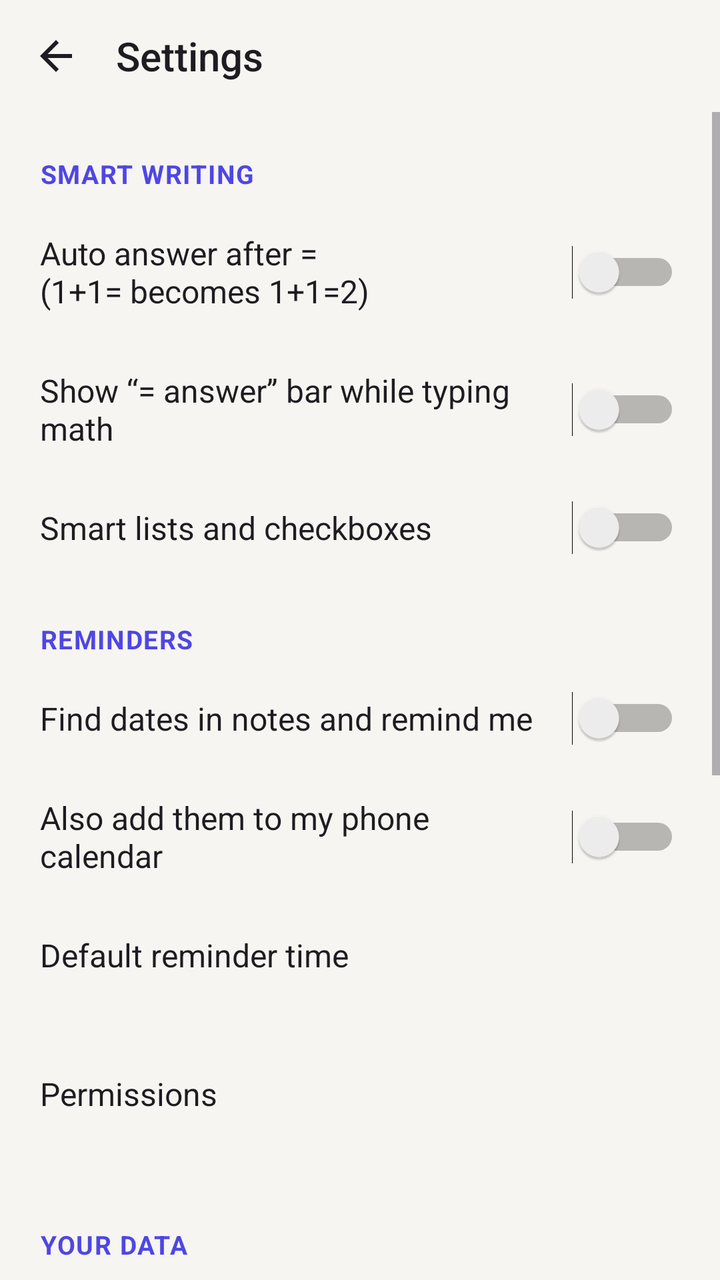
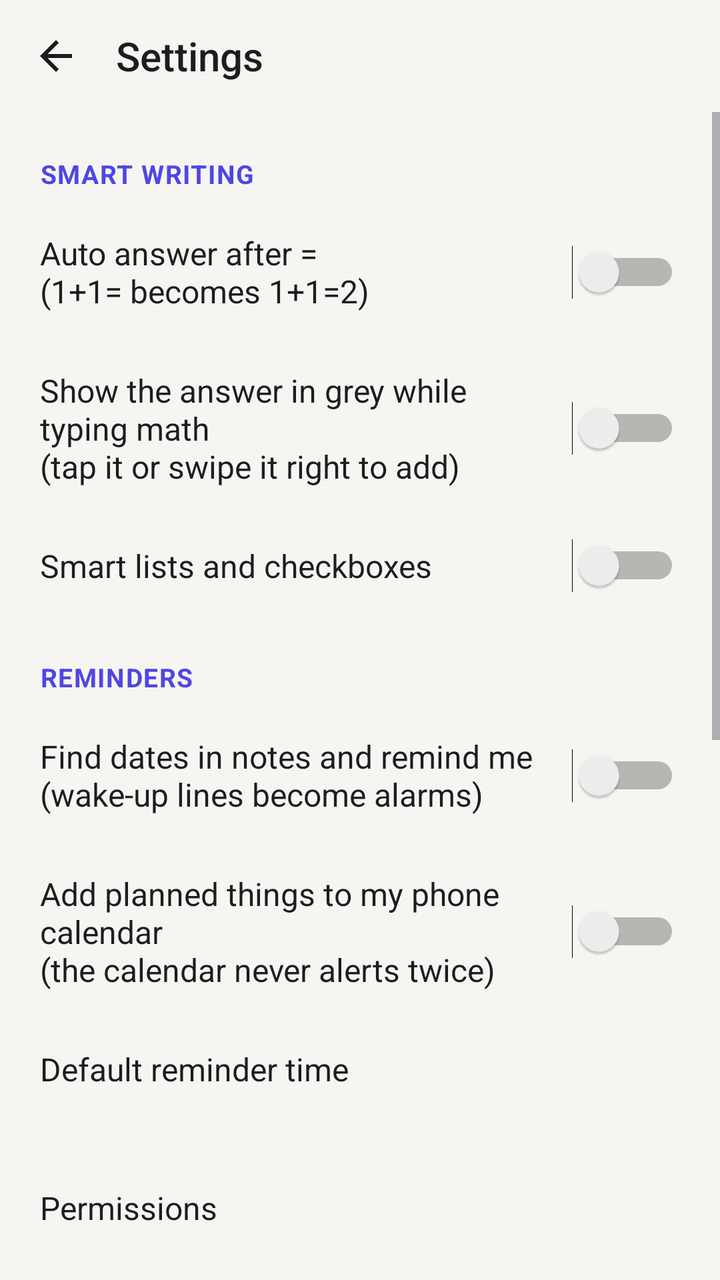

Before-and-after screenshots of an Android layout around one commit, followed by the original layout XML and the change that was made.
<!-- AndroidManifest.xml: application theme AppTheme -->
<!-- res/layout/activity_settings.xml -->
<?xml version="1.0" encoding="utf-8"?>
<LinearLayout xmlns:android="http://schemas.android.com/apk/res/android"
    android:layout_width="match_parent"
    android:layout_height="match_parent"
    android:background="@color/bg"
    android:orientation="vertical">

    <LinearLayout
        android:layout_width="match_parent"
        android:layout_height="56dp"
        android:gravity="center_vertical"
        android:orientation="horizontal"
        android:paddingStart="6dp">

        <ImageButton
            android:id="@+id/btn_back"
            style="@style/IconButton"
            android:contentDescription="Back"
            android:src="@drawable/ic_back" />

        <TextView
            android:layout_width="wrap_content"
            android:layout_height="wrap_content"
            android:layout_marginStart="8dp"
            android:fontFamily="sans-serif-medium"
            android:text="Settings"
            android:textColor="@color/text"
            android:textSize="20sp" />
    </LinearLayout>

    <ScrollView
        android:layout_width="match_parent"
        android:layout_height="match_parent">

        <LinearLayout
            android:layout_width="match_parent"
            android:layout_height="wrap_content"
            android:orientation="vertical"
            android:paddingBottom="40dp">

            <TextView style="@style/SettingsHeader" android:text="SMART WRITING" />

            <Switch
                android:id="@+id/sw_auto_math"
                style="@style/SettingsSwitch"
                android:text="Auto answer after =\n(1+1= becomes 1+1=2)" />

            <Switch
                android:id="@+id/sw_math_suggest"
                style="@style/SettingsSwitch"
                android:text="Show “= answer” bar while typing math" />

            <Switch
                android:id="@+id/sw_smart_lists"
                style="@style/SettingsSwitch"
                android:text="Smart lists and checkboxes" />

            <TextView style="@style/SettingsHeader" android:text="REMINDERS" />

            <Switch
                android:id="@+id/sw_auto_reminders"
                style="@style/SettingsSwitch"
                android:text="Find dates in notes and remind me" />

            <Switch
                android:id="@+id/sw_calendar"
                style="@style/SettingsSwitch"
                android:text="Also add them to my phone calendar" />

            <LinearLayout android:id="@+id/row_default_time" style="@style/SettingsRow">
                <TextView style="@style/SettingsTitle" android:text="Default reminder time" />
                <TextView android:id="@+id/txt_default_time" style="@style/SettingsSub" />
            </LinearLayout>

            <LinearLayout android:id="@+id/row_permissions" style="@style/SettingsRow">
                <TextView style="@style/SettingsTitle" android:text="Permissions" />
                <TextView android:id="@+id/txt_permissions" style="@style/SettingsSub" />
            </LinearLayout>

            <LinearLayout android:id="@+id/row_exact" style="@style/SettingsRow" android:visibility="gone">
                <TextView style="@style/SettingsTitle" android:text="Allow on-time alarms" />
                <TextView style="@style/SettingsSub"
                    android:text="Your phone may deliver reminders a few minutes late. Tap to allow exact alarms." />
            </LinearLayout>

            <TextView style="@style/SettingsHeader" android:text="YOUR DATA" />

            <LinearLayout style="@style/SettingsRow" android:clickable="false">
                <TextView style="@style/SettingsTitle" android:text="Storage" />
                <TextView android:id="@+id/txt_storage" style="@style/SettingsSub" />
            </LinearLayout>

            <LinearLayout android:id="@+id/row_export" style="@style/SettingsRow">
                <TextView style="@style/SettingsTitle" android:text="Export backup" />
                <TextView style="@style/SettingsSub"
                    android:text="Save all notes to a file (Downloads, Drive…). Good before changing phones." />
            </LinearLayout>

            <LinearLayout android:id="@+id/row_import" style="@style/SettingsRow">
                <TextView style="@style/SettingsTitle" android:text="Restore from backup" />
                <TextView style="@style/SettingsSub" android:text="Bring notes back from a backup file." />
            </LinearLayout>

            <LinearLayout android:id="@+id/row_delete_all" style="@style/SettingsRow">
                <TextView style="@style/SettingsTitle" android:text="Delete all data" android:textColor="@color/danger" />
                <TextView style="@style/SettingsSub"
                    android:text="Erase every note, reminder and setting from this phone." />
            </LinearLayout>

            <TextView style="@style/SettingsHeader" android:text="ABOUT" />

            <LinearLayout android:id="@+id/row_help" style="@style/SettingsRow">
                <TextView style="@style/SettingsTitle" android:text="How to use" />
                <TextView android:id="@+id/txt_version" style="@style/SettingsSub" />
            </LinearLayout>
        </LinearLayout>
    </ScrollView>
</LinearLayout>
<!-- resources referenced by this layout -->
<resources>
  <color name="bg">#F6F5F1</color>
  <color name="danger">#C93636</color>
  <color name="text">#1D1C21</color>
  <!-- drawable ic_back (drawable) -->
  <?xml version="1.0" encoding="utf-8"?>
  <vector xmlns:android="http://schemas.android.com/apk/res/android"
      android:width="24dp" android:height="24dp" android:viewportWidth="24" android:viewportHeight="24">
      <path android:fillColor="#FF000000" android:pathData="M20,11H7.83l5.59,-5.59L12,4l-8,8 8,8 1.41,-1.41L7.83,13H20v-2z" />
  </vector>
  <style name="IconButton">
          <item name="android:layout_width">44dp</item>
          <item name="android:layout_height">44dp</item>
          <item name="android:padding">10dp</item>
          <item name="android:background">@drawable/bg_round_ripple</item>
          <item name="android:scaleType">centerInside</item>
          <item name="android:tint">@color/text</item>
      </style>
  <style name="SettingsHeader">
          <item name="android:layout_width">match_parent</item>
          <item name="android:layout_height">wrap_content</item>
          <item name="android:paddingStart">20dp</item>
          <item name="android:paddingTop">22dp</item>
          <item name="android:paddingBottom">6dp</item>
          <item name="android:textSize">13sp</item>
          <item name="android:textStyle">bold</item>
          <item name="android:textColor">@color/accent</item>
          <item name="android:letterSpacing">0.04</item>
      </style>
  <style name="SettingsRow">
          <item name="android:layout_width">match_parent</item>
          <item name="android:layout_height">wrap_content</item>
          <item name="android:orientation">vertical</item>
          <item name="android:paddingStart">20dp</item>
          <item name="android:paddingEnd">20dp</item>
          <item name="android:paddingTop">14dp</item>
          <item name="android:paddingBottom">14dp</item>
          <item name="android:background">?android:attr/selectableItemBackground</item>
          <item name="android:clickable">true</item>
          <item name="android:focusable">true</item>
      </style>
  <style name="SettingsSub">
          <item name="android:layout_width">match_parent</item>
          <item name="android:layout_height">wrap_content</item>
          <item name="android:layout_marginTop">2dp</item>
          <item name="android:textSize">13sp</item>
          <item name="android:textColor">@color/text2</item>
      </style>
  <style name="SettingsSwitch">
          <item name="android:layout_width">match_parent</item>
          <item name="android:layout_height">wrap_content</item>
          <item name="android:paddingStart">20dp</item>
          <item name="android:paddingEnd">20dp</item>
          <item name="android:paddingTop">14dp</item>
          <item name="android:paddingBottom">14dp</item>
          <item name="android:textSize">16sp</item>
          <item name="android:textColor">@color/text</item>
          <item name="android:switchPadding">16dp</item>
      </style>
  <style name="SettingsTitle">
          <item name="android:layout_width">match_parent</item>
          <item name="android:layout_height">wrap_content</item>
          <item name="android:textSize">16sp</item>
          <item name="android:textColor">@color/text</item>
      </style>
  <!-- drawable bg_round_ripple (drawable) -->
  <?xml version="1.0" encoding="utf-8"?>
  <ripple xmlns:android="http://schemas.android.com/apk/res/android" android:color="#22888888"
      android:radius="22dp" />
  <color name="accent">#4F46E5</color>
  <color name="text2">#6E6B75</color>
  <color name="hint">#A6A3AC</color>
  <style name="DialogTheme" parent="android:Theme.Material.Light.Dialog.Alert">
          <item name="android:colorAccent">@color/accent</item>
      </style>
  <!-- unchanged entries left out for length: 1 -->
</resources>

<!-- the commit's change to res/layout/activity_settings.xml (unified diff, before → after) -->
@@ -48,7 +48,7 @@
             <Switch
                 android:id="@+id/sw_math_suggest"
                 style="@style/SettingsSwitch"
-                android:text="Show “= answer” bar while typing math" />
+                android:text="Show the answer in grey while typing math\n(tap it or swipe it right to add)" />
 
             <Switch
                 android:id="@+id/sw_smart_lists"
@@ -60,12 +60,12 @@
             <Switch
                 android:id="@+id/sw_auto_reminders"
                 style="@style/SettingsSwitch"
-                android:text="Find dates in notes and remind me" />
+                android:text="Find dates in notes and remind me\n(wake-up lines become alarms)" />
 
             <Switch
                 android:id="@+id/sw_calendar"
                 style="@style/SettingsSwitch"
-                android:text="Also add them to my phone calendar" />
+                android:text="Add planned things to my phone calendar\n(the calendar never alerts twice)" />
 
             <LinearLayout android:id="@+id/row_default_time" style="@style/SettingsRow">
                 <TextView style="@style/SettingsTitle" android:text="Default reminder time" />
@@ -75,6 +75,12 @@
             <LinearLayout android:id="@+id/row_permissions" style="@style/SettingsRow">
                 <TextView style="@style/SettingsTitle" android:text="Permissions" />
                 <TextView android:id="@+id/txt_permissions" style="@style/SettingsSub" />
+            </LinearLayout>
+
+            <LinearLayout android:id="@+id/row_fullscreen" style="@style/SettingsRow" android:visibility="gone">
+                <TextView style="@style/SettingsTitle" android:text="Allow full-screen alarms" />
+                <TextView style="@style/SettingsSub"
+                    android:text="So “wake me up at 6 am” shows a big Stop / Snooze screen over the lock screen. Tap to allow." />
             </LinearLayout>
 
             <LinearLayout android:id="@+id/row_exact" style="@style/SettingsRow" android:visibility="gone">
